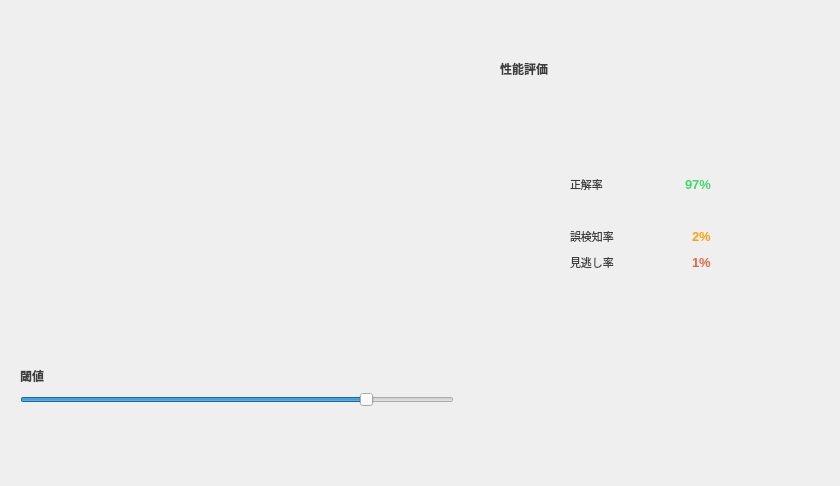
Before: the Qt Designer form src/main/python/view/ui/test.ui in RUTILEA/SDTest, drawn with Qt 5.
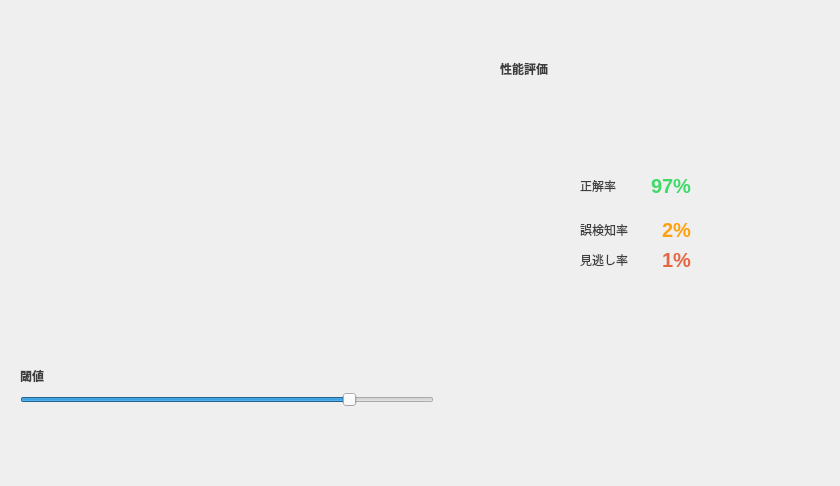
After: the same form once the commit is applied. Icons and pictures are not drawn.

Commit message: update widget size in ui/mainwindow.py

What changed in the file:
```diff
--- a/src/main/python/view/ui/test.ui
+++ b/src/main/python/view/ui/test.ui
@@ -209,7 +209,7 @@
          </property>
          <property name="sizeHint" stdset="0">
           <size>
-           <width>40</width>
+           <width>60</width>
            <height>20</height>
           </size>
          </property>
@@ -284,9 +284,9 @@
              <widget class="QWidget" name="verticalLayoutWidget">
               <property name="geometry">
                <rect>
-                <x>70</x>
+                <x>80</x>
                 <y>90</y>
-                <width>141</width>
+                <width>111</width>
                 <height>98</height>
                </rect>
               </property>
@@ -295,11 +295,6 @@
                 <layout class="QHBoxLayout" name="correct_rate_area">
                  <item>
                   <widget class="QLabel" name="correct_rate_title_label">
-                   <property name="font">
-                    <font>
-                     <pointsize>8</pointsize>
-                    </font>
-                   </property>
                    <property name="styleSheet">
                     <string notr="true">color: #3e3e3e</string>
                    </property>
@@ -325,7 +320,7 @@
                   <widget class="QLabel" name="correct_rate_label">
                    <property name="font">
                     <font>
-                     <pointsize>10</pointsize>
+                     <pointsize>15</pointsize>
                      <weight>75</weight>
                      <bold>true</bold>
                     </font>
@@ -357,11 +352,6 @@
                 <layout class="QHBoxLayout" name="false_positive_rate_area">
                  <item>
                   <widget class="QLabel" name="false_positive_rate_title_label">
-                   <property name="font">
-                    <font>
-                     <pointsize>8</pointsize>
-                    </font>
-                   </property>
                    <property name="styleSheet">
                     <string notr="true">color: #3e3e3e</string>
                    </property>
@@ -387,7 +377,7 @@
                   <widget class="QLabel" name="false_positive_rate_label">
                    <property name="font">
                     <font>
-                     <pointsize>10</pointsize>
+                     <pointsize>15</pointsize>
                      <weight>75</weight>
                      <bold>true</bold>
                     </font>
@@ -406,11 +396,6 @@
                 <layout class="QHBoxLayout" name="false_negative_rate_area">
                  <item>
                   <widget class="QLabel" name="false_negative_rate_title_label">
-                   <property name="font">
-                    <font>
-                     <pointsize>8</pointsize>
-                    </font>
-                   </property>
                    <property name="styleSheet">
                     <string notr="true">color: #3e3e3e</string>
                    </property>
@@ -436,7 +421,7 @@
                   <widget class="QLabel" name="false_negative_rate_label">
                    <property name="font">
                     <font>
-                     <pointsize>10</pointsize>
+                     <pointsize>15</pointsize>
                      <weight>75</weight>
                      <bold>true</bold>
                     </font>
```
The commit also changes 4 other files.
